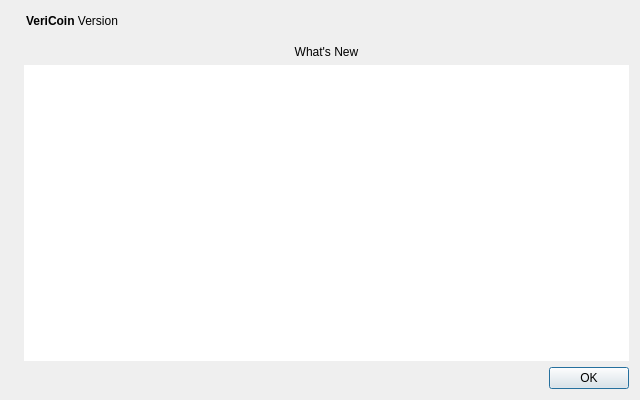
This is src/qt/forms/whatsnewdialog.ui in VeriConomy/vericoin as Qt 5 draws it before an edit. The edited form follows.
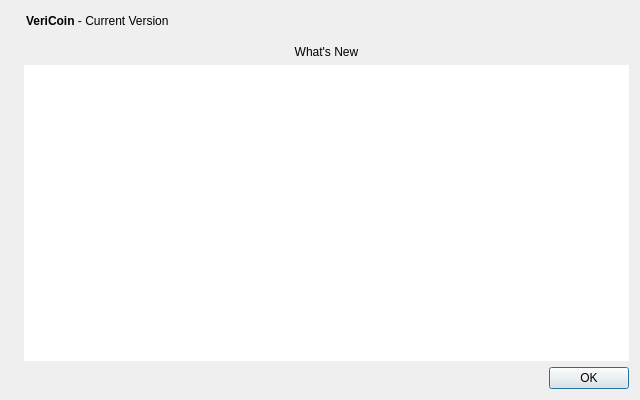
This is the edited form. Icons and pictures are not drawn.

```diff
--- a/src/qt/forms/whatsnewdialog.ui
+++ b/src/qt/forms/whatsnewdialog.ui
@@ -43,7 +43,7 @@
           <cursorShape>IBeamCursor</cursorShape>
          </property>
          <property name="text">
-          <string>&lt;b&gt;VeriCoin&lt;/b&gt; Version</string>
+          <string>&lt;html&gt;&lt;head/&gt;&lt;body&gt;&lt;p&gt;&lt;span style=&quot; font-weight:600;&quot;&gt;VeriCoin&lt;/span&gt; - Current Version&lt;/p&gt;&lt;/body&gt;&lt;/html&gt;</string>
          </property>
          <property name="textInteractionFlags">
           <set>Qt::LinksAccessibleByMouse|Qt::TextSelectableByKeyboard|Qt::TextSelectableByMouse</set>
```
